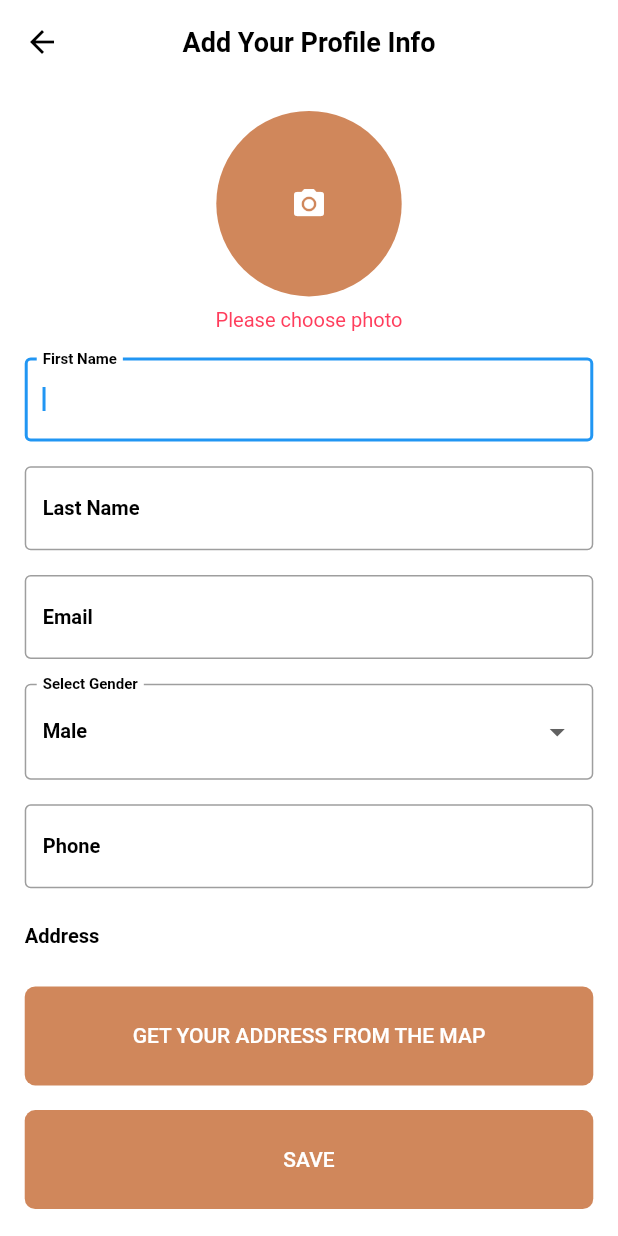
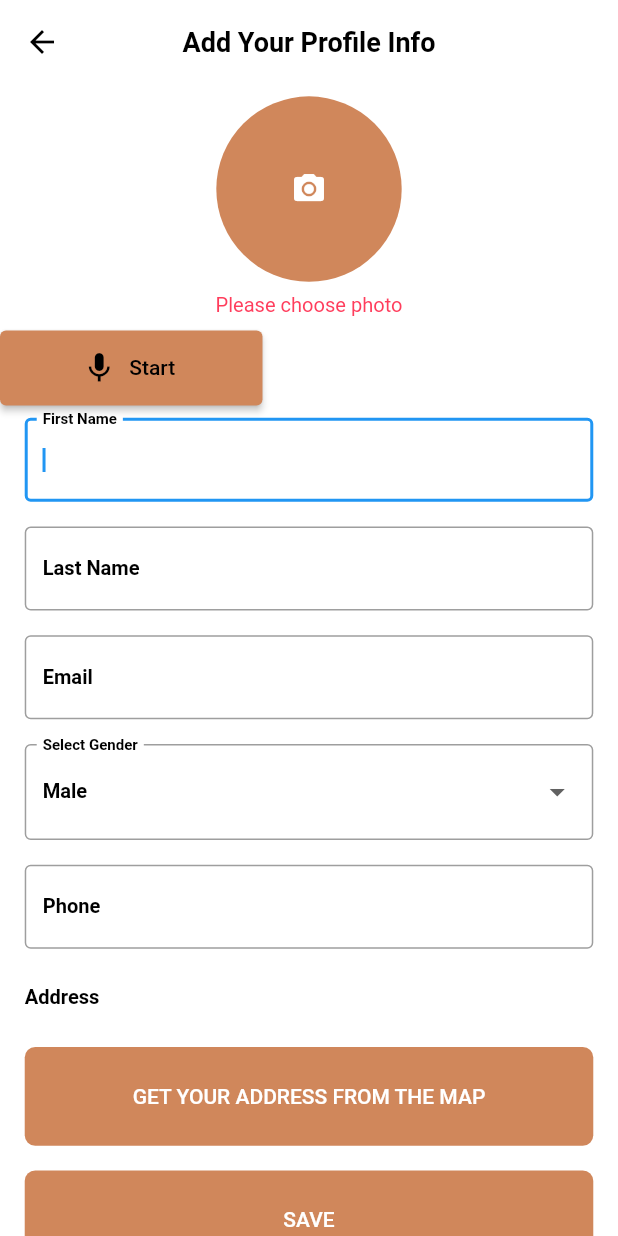
Before and after one commit to MFarouk72/rxtask, a Flutter app: the AddScreenView screen opened directly, on a phone screen of 412 x 824 dp. Run offline on Flutter 3.47's test engine with Material 2 defaults, Android fonts, the phone set to English and light mode, and no system bars; our stand-ins replace geocoding, geolocator, google_maps_flutter, image_picker, permission_handler, rxdart and 2 more; missing offline and left inert: custom_info_window, flutter_sound; accounts and stored records are empty.

Commit message:
aduio task

```diff
--- a/lib/AddScreen/View/AddScreenView.dart
+++ b/lib/AddScreen/View/AddScreenView.dart
@@ -1,5 +1,7 @@
 import 'package:flutter/material.dart';
 import 'package:rxtask/AddScreen/View/AddGenderDropDown.dart';
+import 'package:rxtask/Commons/CommonBlocs/PlayAudioBloc.dart';
+import 'package:rxtask/Commons/CommonBlocs/RecordAudioBloc.dart';
 import 'package:rxtask/Commons/CommonWidgets/DefaultButton.dart';
 import 'package:rxtask/Commons/CommonWidgets/DefultFormField.dart';
 import 'package:rxtask/MapScreen/Bloc/MapScreenBloc.dart';
@@ -21,12 +23,15 @@ class AddScreenView extends StatefulWidget {
 class _AddScreenViewState extends State<AddScreenView> {
   late UserBloc userBloc;
   late MapScreenBloc mapScreenBloc;
+  late RecordAudioBloc audioPlayerBloc;
 
   @override
   void initState() {
     super.initState();
     userBloc = UserBloc();
     mapScreenBloc = MapScreenBloc();
+    audioPlayerBloc = RecordAudioBloc();
+    audioPlayerBloc.init();
   }
 
   @override
@@ -104,6 +109,7 @@ class _AddScreenViewState extends State<AddScreenView> {
                           ),
                         ),
                       ),
+                buildStart(),
                 DefaultFormField(
                   controller: userBloc.firstNameController,
                   type: DefaultFormFieldType.TEXT,
@@ -177,7 +183,7 @@ class _AddScreenViewState extends State<AddScreenView> {
                   function: () {
                     if (userBloc.formKey.currentState!.validate() &&
                         userBloc.imagePath != null) {
-                      userBloc.createNewFriend();
+                      userBloc.createNewFriend(audioPlayerBloc.audioPathSubject.value);
                       Navigator.of(context).pop();
                     }
                   },
@@ -189,4 +195,33 @@ class _AddScreenViewState extends State<AddScreenView> {
       ),
     );
   }
+
+  Widget buildStart() {
+    final isRecording = audioPlayerBloc.isRecording;
+    final icon = isRecording ? Icons.stop : Icons.mic;
+    final text = isRecording ? 'STOP' : 'Start';
+    final primary = isRecording ? Colors.red : AppColors.BROUWN_COLOR;
+    final onPrimary = isRecording ? Colors.white : Colors.black;
+
+    return ElevatedButton.icon(
+      style: ElevatedButton.styleFrom(
+        minimumSize: Size(175, 50),
+        primary: primary,
+        onPrimary: onPrimary,
+      ),
+        onPressed: () async {
+        await audioPlayerBloc.toggleRecording(DateTime.now().toString());
+        setState(() {
+        });
+        },
+        icon: Icon(icon),
+        label: Text(text),
+    );
+  }
+
+  @override
+  void dispose() {
+    audioPlayerBloc.dispose();
+    super.dispose();
+  }
 }
--- a/lib/Commons/CommonBlocs/UserBloc.dart
+++ b/lib/Commons/CommonBlocs/UserBloc.dart
@@ -3,6 +3,8 @@ import 'dart:io';
 
 import 'package:flutter/material.dart';
 import 'package:rxdart/rxdart.dart';
+import 'package:rxtask/Commons/CommonBlocs/PlayAudioBloc.dart';
+import 'package:rxtask/Commons/CommonBlocs/RecordAudioBloc.dart';
 import 'package:rxtask/Database/dbhelper.dart';
 import 'package:rxtask/Commons/CommonModels/FriendsModel.dart';
 import 'package:image_picker/image_picker.dart';
@@ -10,7 +12,6 @@ import 'package:rxtask/MapScreen/Bloc/MapScreenBloc.dart';
 import 'package:rxtask/localization/localizations.dart';
 class UserBloc {
   var imagePath;
-  MapScreenBloc mapScreenBloc = MapScreenBloc();
   BehaviorSubject<String> firstNameSubject = BehaviorSubject.seeded("");
   BehaviorSubject<String> lastNameSubject = BehaviorSubject.seeded("");
   BehaviorSubject<String> emailSubject = BehaviorSubject.seeded("");
@@ -37,7 +38,7 @@ class UserBloc {
 
   DbHelper dbHelper = DbHelper();
 
-  createNewFriend() async {
+  createNewFriend(String audioPath) async {
     FriendsModel friendsModel = FriendsModel({
       'firstName' : firstNameSubject.value,
       'lastName' : lastNameSubject.value,
@@ -48,6 +49,7 @@ class UserBloc {
       'imagePath' : imagePathSubject.value,
       'lat' : MapScreenBloc.latitude.toString(),
       'long' : MapScreenBloc.longitude.toString(),
+      'audioPath' : audioPath,
     });
     await dbHelper.addFriend(friendsModel);
   }
--- a/lib/Commons/CommonModels/FriendsModel.dart
+++ b/lib/Commons/CommonModels/FriendsModel.dart
@@ -9,6 +9,7 @@ class FriendsModel {
   late String _imagePath;
   late String _lat;
   late String _long;
+  late String _audioPath;
 
   FriendsModel(dynamic obj) {
     _id = obj['id'];
@@ -21,6 +22,7 @@ class FriendsModel {
     _imagePath = obj['imagePath'];
     _lat = obj['lat'];
     _long = obj['long'];
+    _audioPath = obj ['audioPath'];
   }
 
   FriendsModel.fromMap(Map<String, dynamic> data) {
@@ -34,6 +36,7 @@ class FriendsModel {
     _imagePath = data['imagePath'];
     _lat = data['lat'];
     _long = data['long'];
+    _audioPath = data['audioPath'];
   }
 
   Map<String, dynamic> toMap() => {
@@ -47,6 +50,7 @@ class FriendsModel {
         'imagePath': _imagePath,
         'lat': _lat,
         'long': _long,
+    'audioPath': _audioPath,
       };
 
   int? get id => _id;
@@ -68,4 +72,5 @@ class FriendsModel {
   String get lat => _lat;
 
   String get long => _long;
+  String get audioPath => _audioPath;
 }
--- a/lib/Database/dbhelper.dart
+++ b/lib/Database/dbhelper.dart
@@ -12,7 +12,7 @@ class DbHelper{
     String path = join(await getDatabasesPath(), 'friends.db');
     _db = await openDatabase(path, version: 1 , onCreate: (Database db , int v){
       db..execute(
-          'CREATE TABLE friends (id INTEGER PRIMARY KEY autoincrement, firstName TEXT, lastName TEXT, email TEXT, phone TEXT,address TEXT , gender TEXT , imagePath TEXT ,lat TEXT , long TEXT)')
+          'CREATE TABLE friends (id INTEGER PRIMARY KEY autoincrement, firstName TEXT, lastName TEXT, email TEXT, phone TEXT,address TEXT , gender TEXT , imagePath TEXT ,lat TEXT , long TEXT , audioPath TEXT)')
           .then((value) {
         print('table created');
       }).catchError((error) {
--- a/pubspec.yaml
+++ b/pubspec.yaml
@@ -44,6 +44,8 @@ dev_dependencies:
   geolocator:
   geocoding: ^2.0.1
   custom_info_window: ^1.0.1
+  flutter_sound: ^8.4.2
+  permission_handler: ^8.2.5
 
 
 # For information on the generic Dart part of this file, see the
```
Also changed, not shown: lib/Commons/CommonBlocs/PlayAudioBloc.dart (added, +44 -0 lines), lib/Commons/CommonBlocs/RecordAudioBloc.dart (added, +149 -0 lines), lib/FriendInfo/View/FriendDetailsView.dart (+55 -10 lines), pubspec.lock, 2 other files.
